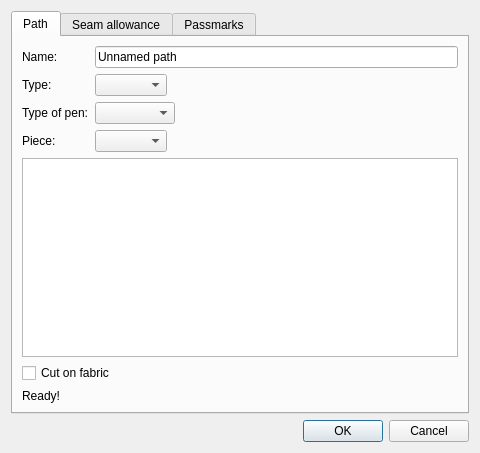
Old version of the form src/libs/vtools/dialogs/tools/piece/dialoginternalpath.ui in the repository FashionFreedom/Seamly2D.
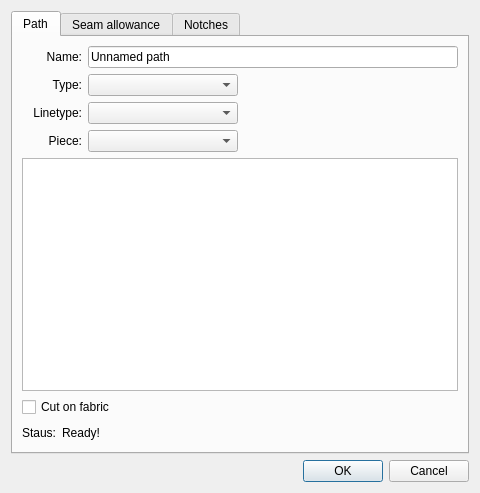
New version of the form. The open tabs and pages were chosen to show the change. Icons and pictures are not drawn.

Patch:
```diff
--- a/src/libs/vtools/dialogs/tools/piece/dialoginternalpath.ui
+++ b/src/libs/vtools/dialogs/tools/piece/dialoginternalpath.ui
@@ -7,7 +7,7 @@
     <x>0</x>
     <y>0</y>
     <width>480</width>
-    <height>453</height>
+    <height>493</height>
    </rect>
   </property>
   <property name="windowTitle">
@@ -20,6 +20,12 @@
   <layout class="QVBoxLayout" name="verticalLayout_2">
    <item>
     <widget class="QTabWidget" name="tabWidget">
+     <property name="maximumSize">
+      <size>
+       <width>16777215</width>
+       <height>16777215</height>
+      </size>
+     </property>
      <property name="currentIndex">
       <number>0</number>
      </property>
@@ -34,10 +40,19 @@
           <enum>QFormLayout::ExpandingFieldsGrow</enum>
          </property>
          <item row="0" column="0">
-          <widget class="QLabel" name="labelName">
+          <widget class="QLabel" name="name_Label">
+           <property name="minimumSize">
+            <size>
+             <width>60</width>
+             <height>0</height>
+            </size>
+           </property>
            <property name="text">
             <string>Name:</string>
            </property>
+           <property name="alignment">
+            <set>Qt::AlignRight|Qt::AlignTrailing|Qt::AlignVCenter</set>
+           </property>
           </widget>
          </item>
          <item row="0" column="1">
@@ -51,19 +66,44 @@
           </widget>
          </item>
          <item row="1" column="0">
-          <widget class="QLabel" name="labelType">
+          <widget class="QLabel" name="type_Label">
+           <property name="minimumSize">
+            <size>
+             <width>60</width>
+             <height>0</height>
+            </size>
+           </property>
            <property name="text">
             <string>Type:</string>
            </property>
+           <property name="alignment">
+            <set>Qt::AlignRight|Qt::AlignTrailing|Qt::AlignVCenter</set>
+           </property>
           </widget>
          </item>
          <item row="1" column="1">
-          <widget class="QComboBox" name="comboBoxType"/>
+          <widget class="QComboBox" name="type_ComboBox">
+           <property name="minimumSize">
+            <size>
+             <width>150</width>
+             <height>0</height>
+            </size>
+           </property>
+          </widget>
          </item>
          <item row="2" column="0">
-          <widget class="QLabel" name="labelPenType">
+          <widget class="QLabel" name="penType_Label">
+           <property name="minimumSize">
+            <size>
+             <width>60</width>
+             <height>0</height>
+            </size>
+           </property>
            <property name="text">
-            <string>Type of pen:</string>
+            <string>Linetype:</string>
+           </property>
+           <property name="alignment">
+            <set>Qt::AlignRight|Qt::AlignTrailing|Qt::AlignVCenter</set>
            </property>
           </widget>
          </item>
@@ -71,7 +111,7 @@
           <widget class="QComboBox" name="comboBoxPenType">
            <property name="minimumSize">
             <size>
-             <width>80</width>
+             <width>150</width>
              <height>0</height>
             </size>
            </property>
@@ -84,14 +124,30 @@
           </widget>
          </item>
          <item row="3" column="0">
-          <widget class="QLabel" name="labelPiece">
+          <widget class="QLabel" name="piece_Label">
+           <property name="minimumSize">
+            <size>
+             <width>60</width>
+             <height>0</height>
+            </size>
+           </property>
            <property name="text">
             <string>Piece:</string>
            </property>
+           <property name="alignment">
+            <set>Qt::AlignRight|Qt::AlignTrailing|Qt::AlignVCenter</set>
+           </property>
           </widget>
          </item>
          <item row="3" column="1">
-          <widget class="QComboBox" name="comboBoxPiece"/>
+          <widget class="QComboBox" name="piece_ComboBox">
+           <property name="minimumSize">
+            <size>
+             <width>150</width>
+             <height>0</height>
+            </size>
+           </property>
+          </widget>
          </item>
         </layout>
        </item>
@@ -113,20 +169,50 @@
         </widget>
        </item>
        <item>
-        <widget class="QLabel" name="helpLabel">
-         <property name="text">
-          <string>Ready!</string>
-         </property>
-         <property name="textFormat">
-          <enum>Qt::RichText</enum>
-         </property>
-         <property name="scaledContents">
-          <bool>false</bool>
-         </property>
-         <property name="wordWrap">
-          <bool>true</bool>
-         </property>
-        </widget>
+        <layout class="QHBoxLayout" name="horizontalLayout">
+         <item>
+          <widget class="QLabel" name="label_3">
+           <property name="maximumSize">
+            <size>
+             <width>40</width>
+             <height>16777215</height>
+            </size>
+           </property>
+           <property name="text">
+            <string>Staus:</string>
+           </property>
+          </widget>
+         </item>
+         <item>
+          <widget class="QLabel" name="status_Label">
+           <property name="text">
+            <string>Ready!</string>
+           </property>
+           <property name="textFormat">
+            <enum>Qt::RichText</enum>
+           </property>
+           <property name="scaledContents">
+            <bool>false</bool>
+           </property>
+           <property name="wordWrap">
+            <bool>true</bool>
+           </property>
+          </widget>
+         </item>
+         <item>
+          <spacer name="horizontalSpacer_5">
+           <property name="orientation">
+            <enum>Qt::Horizontal</enum>
+           </property>
+           <property name="sizeHint" stdset="0">
+            <size>
+             <width>40</width>
+             <height>20</height>
+            </size>
+           </property>
+          </spacer>
+         </item>
+        </layout>
        </item>
       </layout>
      </widget>
@@ -807,7 +893,7 @@
      </widget>
      <widget class="QWidget" name="tabPassmarks">
       <attribute name="title">
-       <string>Passmarks</string>
+       <string>Notches</string>
       </attribute>
       <layout class="QVBoxLayout" name="verticalLayout_7">
        <item>
```
Left out of the diff: 113 changed lines with no effect on the pictures.
